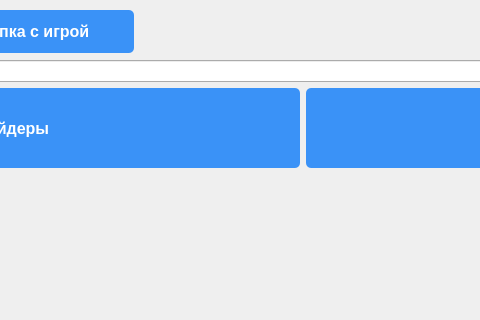
This is src/launcher/design/design.ui in izharus/tfc_halloween_launcher as Qt 5 draws it before an edit; both pictures show x 381 to 861 and y 0 to 320 of the 1368 by 696 pixel window. The edited form follows.
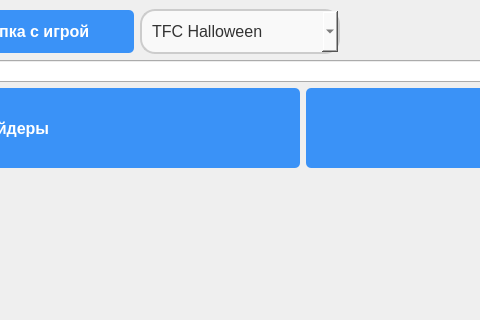
This is the edited form. Icons and pictures are not drawn.

Commit message:
Refator: add multiple servers support
Added support for multiple servers with different modpacks.
Improved the informativeness of all messages related to installation
errors.Fixed critical errors that caused unexpected program
termination in scenarios where Java was not installed in the system,
not added to the PATH variable, or other installation-related
issues.

To make multiple servers support refactored MinecraftLauncherConfig
class. For this purpose created laucnher_config module.

Patch:
```diff
--- a/src/launcher/design/design.ui
+++ b/src/launcher/design/design.ui
@@ -128,6 +128,51 @@
           </property>
          </widget>
         </item>
+        <item>
+         <widget class="QComboBox" name="comboBox_server_type">
+          <property name="minimumSize">
+           <size>
+            <width>200</width>
+            <height>0</height>
+           </size>
+          </property>
+          <property name="styleSheet">
+           <string notr="true">/* Modern Style QLineEdit */
+.QComboBox {
+  border: 2px solid #ccc;
+  background-color: #f9f9f9;
+  color: #333;
+  padding: 10px;
+  font-size: 16px;
+  border-radius: 15px; /* Adjust the value to control the corner smoothness */
+}
+
+.QComboBox:focus {
+  outline: none;
+  border-color: #4287f5;
+  background-color: #fff;
+}
+
+.QComboBox::placeholder {
+  color: #999;
+}
+
+.QComboBox:hover {
+  border-color: #999;
+}</string>
+          </property>
+          <item>
+           <property name="text">
+            <string>TFC Halloween</string>
+           </property>
+          </item>
+          <item>
+           <property name="text">
+            <string>TFC Halloween test</string>
+           </property>
+          </item>
+         </widget>
+        </item>
         <item>
          <spacer name="horizontalSpacer">
           <property name="orientation">
```
The commit also changes 8 other files.
